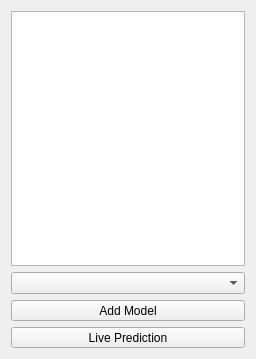
First picture: the form in ilastik/applets/networkClassification/nnClassAppletUiTest.ui, repository ilastik/ilastik, before the edit.
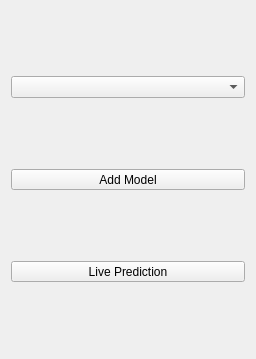
Second picture: the form after the edit.

Commit message: removed white window, fixed QboxBug

The edit to the form file:
```diff
--- a/ilastik/applets/networkClassification/nnClassAppletUiTest.ui
+++ b/ilastik/applets/networkClassification/nnClassAppletUiTest.ui
@@ -32,9 +32,6 @@
    <string>Form</string>
   </property>
   <layout class="QVBoxLayout" name="verticalLayout">
-   <item>
-    <widget class="QListView" name="listView"/>
-   </item>
    <item>
     <widget class="QComboBox" name="comboBox">
      <property name="currentText">
```
The commit also changes 1 other file.
